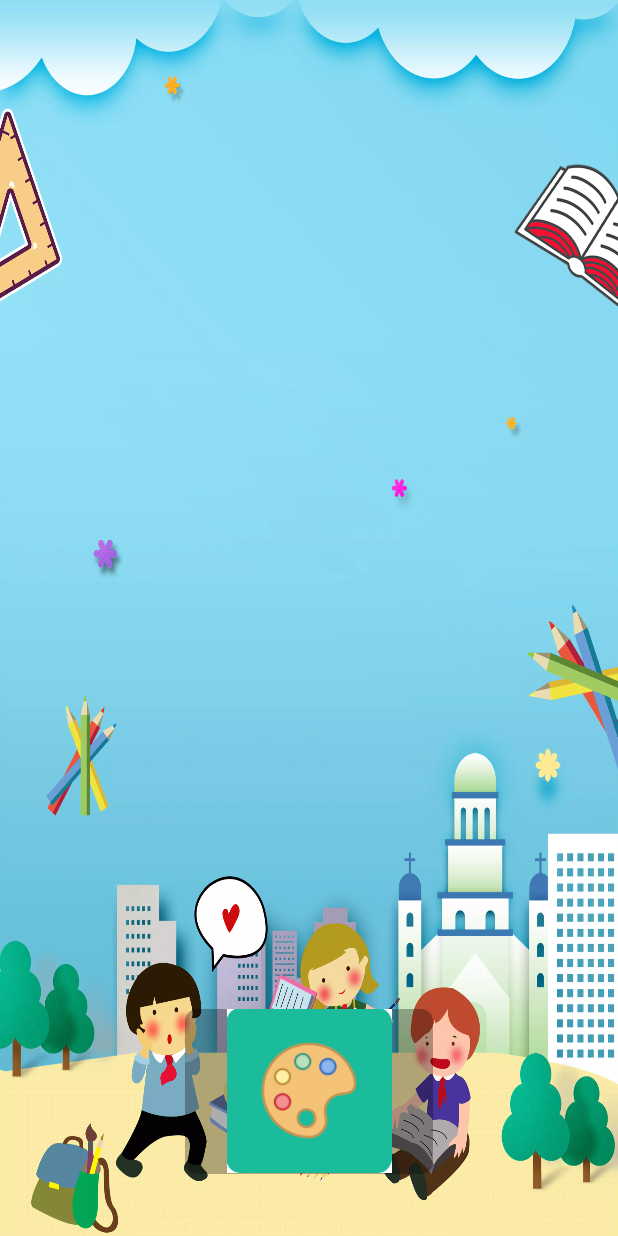
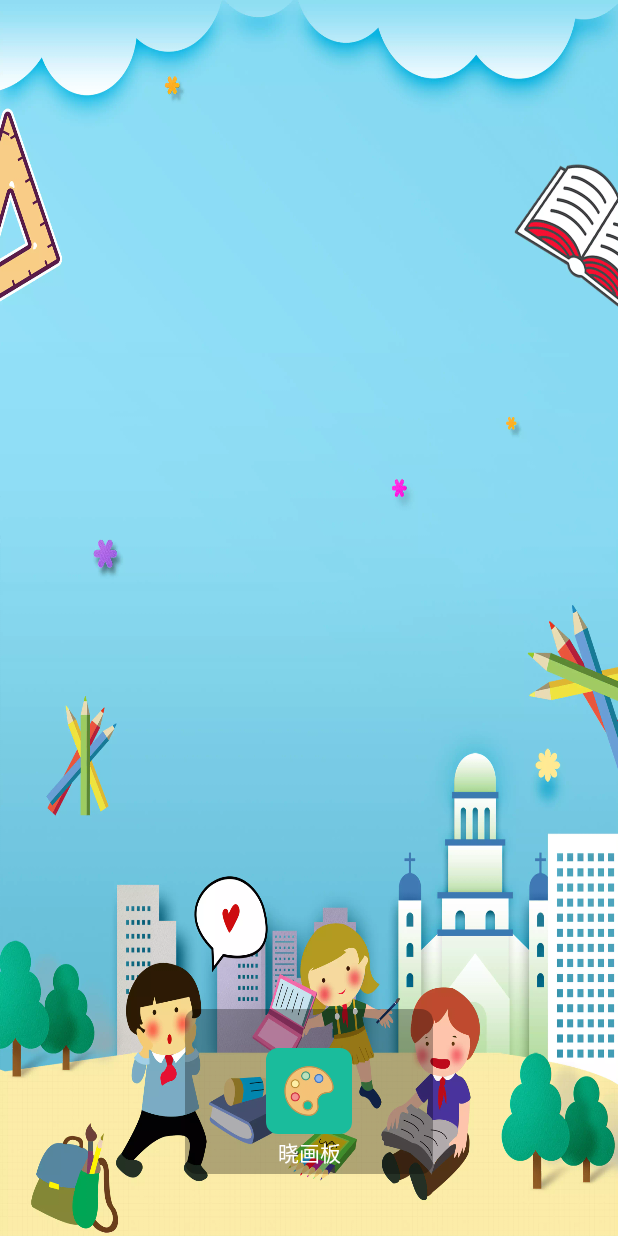
Before and after one commit to Gavin-arod/DrawingBoard, an Android app: the SplashActivity screen opened directly, with no data from a screen before it, on a phone screen of 412 x 824 dp. Run offline under Robolectric (Android 15) with nearby library versions, the phone set to English and light mode, and no system bars; libraries missing offline, so code that uses them is left out: com.gyf.immersionbar; 2 statements that could not run were skipped.

```diff
--- a/app/src/main/AndroidManifest.xml
+++ b/app/src/main/AndroidManifest.xml
@@ -10,7 +10,7 @@
     <application
         android:name=".app.MyApp"
         android:allowBackup="true"
-        android:icon="@mipmap/ic_app"
+        android:icon="@mipmap/icon_app"
         android:label="@string/app_name"
         android:supportsRtl="true"
         android:theme="@style/Theme.DrawingBoard">
@@ -46,7 +46,7 @@
         <activity
             android:name=".ui.activity.LocalPictureBookActivity"
             android:configChanges="orientation|keyboard|keyboardHidden|locale|screenSize|navigation"
-            android:screenOrientation="landscape" />
+            android:screenOrientation="portrait" />
 
         <activity
             android:name=".ui.activity.ShowPicActivity"
--- a/app/src/main/res/layout/actiivty_splash.xml
+++ b/app/src/main/res/layout/actiivty_splash.xml
@@ -11,6 +11,20 @@
         android:layout_height="wrap_content"
         android:orientation="vertical"
         app:layout_constraintGuide_percent="0.3" />
+
+    <androidx.constraintlayout.widget.Guideline
+        android:id="@+id/guide_line_vertical_43"
+        android:layout_width="wrap_content"
+        android:layout_height="wrap_content"
+        android:orientation="vertical"
+        app:layout_constraintGuide_percent="0.43" />
+
+    <androidx.constraintlayout.widget.Guideline
+        android:id="@+id/guide_line_vertical_57"
+        android:layout_width="wrap_content"
+        android:layout_height="wrap_content"
+        android:orientation="vertical"
+        app:layout_constraintGuide_percent="0.57" />
 
     <androidx.constraintlayout.widget.Guideline
         android:id="@+id/guide_line_vertical_70"
@@ -34,6 +48,7 @@
         app:layout_constraintGuide_percent="0.95" />
 
     <LinearLayout
+        android:id="@+id/ll_bg_logo"
         android:layout_width="0dp"
         android:layout_height="0dp"
         android:background="@drawable/bg_app_logo"
@@ -42,13 +57,18 @@
         app:layout_constraintBottom_toTopOf="@+id/guide_line_horizontal_95"
         app:layout_constraintDimensionRatio="h,3:2"
         app:layout_constraintEnd_toStartOf="@+id/guide_line_vertical_70"
-        app:layout_constraintStart_toEndOf="@+id/guide_line_vertical_30">
+        app:layout_constraintStart_toEndOf="@+id/guide_line_vertical_30" />
 
     <com.google.android.material.imageview.ShapeableImageView
         android:id="@+id/app_icon"
-            android:layout_width="wrap_content"
-            android:layout_height="wrap_content"
+        android:layout_width="0dp"
+        android:layout_height="0dp"
         android:src="@mipmap/icon_app"
+        app:layout_constraintBottom_toBottomOf="@+id/ll_bg_logo"
+        app:layout_constraintDimensionRatio="h,1:1"
+        app:layout_constraintEnd_toStartOf="@+id/guide_line_vertical_57"
+        app:layout_constraintStart_toEndOf="@+id/guide_line_vertical_43"
+        app:layout_constraintTop_toTopOf="@+id/ll_bg_logo"
         app:shapeAppearanceOverlay="@style/roundedCornerImageStyle" />
 
     <androidx.appcompat.widget.AppCompatTextView
@@ -60,9 +80,10 @@
         android:text="@string/app_name"
         android:textColor="@color/white"
         android:textSize="14sp"
-            android:textStyle="normal" />
-
-    </LinearLayout>
+        android:textStyle="normal"
+        app:layout_constraintEnd_toEndOf="@+id/app_icon"
+        app:layout_constraintStart_toStartOf="@+id/app_icon"
+        app:layout_constraintTop_toBottomOf="@+id/app_icon" />
 
 
 </androidx.constraintlayout.widget.ConstraintLayout>
--- a/app/src/main/res/layout/activity_pic_book.xml
+++ b/app/src/main/res/layout/activity_pic_book.xml
@@ -3,7 +3,7 @@
     xmlns:app="http://schemas.android.com/apk/res-auto"
     android:layout_width="match_parent"
     android:layout_height="match_parent"
-    android:background="@mipmap/ic_bg_local_pics">
+    android:background="@mipmap/ic_bg_splash">
 
     <androidx.recyclerview.widget.RecyclerView
         android:id="@+id/rv_local_images"
```
Also changed, not shown: app/src/main/res/mipmap-xxhdpi/ic_bg_pager.webp (deleted). Lines whose indentation alone changed are shown as unchanged.
